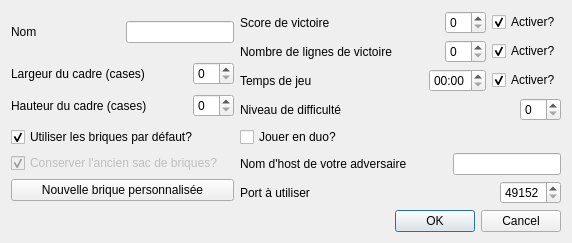
First picture: the form in view/configdialog.ui, repository g-jouret/projetTetris, before the edit.
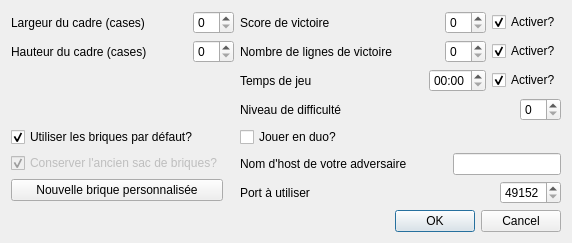
Second picture: the form after the edit.

The edit to the form file:
```diff
--- a/view/configdialog.ui
+++ b/view/configdialog.ui
@@ -6,41 +6,72 @@
    <rect>
     <x>0</x>
     <y>0</y>
-    <width>542</width>
-    <height>244</height>
+    <width>544</width>
+    <height>253</height>
    </rect>
   </property>
   <property name="windowTitle">
    <string>Configuration de la partie</string>
   </property>
-  <layout class="QGridLayout" name="gridLayout">
+  <layout class="QFormLayout" name="formLayout">
    <property name="sizeConstraint">
     <enum>QLayout::SetFixedSize</enum>
    </property>
    <item row="0" column="0">
-    <layout class="QHBoxLayout" name="horizontalLayout">
+    <layout class="QVBoxLayout" name="verticalLayout_2">
      <item>
-      <widget class="QLabel" name="lbName">
-       <property name="text">
-        <string>Nom</string>
-       </property>
-      </widget>
+      <layout class="QHBoxLayout" name="horizontalLayout_3">
+       <item>
+        <widget class="QLabel" name="lbWidth">
+         <property name="text">
+          <string>Largeur du cadre (cases)</string>
+         </property>
+        </widget>
+       </item>
+       <item>
+        <spacer name="horizontalSpacer_3">
+         <property name="orientation">
+          <enum>Qt::Horizontal</enum>
+         </property>
+         <property name="sizeHint" stdset="0">
+          <size>
+           <width>40</width>
+           <height>20</height>
+          </size>
+         </property>
+        </spacer>
+       </item>
+       <item>
+        <widget class="QSpinBox" name="sbWidth"/>
+       </item>
+      </layout>
      </item>
      <item>
-      <spacer name="horizontalSpacer">
-       <property name="orientation">
-        <enum>Qt::Horizontal</enum>
-       </property>
-       <property name="sizeHint" stdset="0">
-        <size>
-         <width>40</width>
-         <height>20</height>
-        </size>
-       </property>
-      </spacer>
-     </item>
-     <item>
-      <widget class="QLineEdit" name="leName"/>
+      <layout class="QHBoxLayout" name="horizontalLayout_2">
+       <item>
+        <widget class="QLabel" name="lbHeight">
+         <property name="text">
+          <string>Hauteur du cadre (cases)</string>
+         </property>
+        </widget>
+       </item>
+       <item>
+        <spacer name="horizontalSpacer_2">
+         <property name="orientation">
+          <enum>Qt::Horizontal</enum>
+         </property>
+         <property name="sizeHint" stdset="0">
+          <size>
+           <width>40</width>
+           <height>20</height>
+          </size>
+         </property>
+        </spacer>
+       </item>
+       <item>
+        <widget class="QSpinBox" name="sbHeight"/>
+       </item>
+      </layout>
      </item>
     </layout>
    </item>
@@ -191,64 +222,6 @@
     </layout>
    </item>
    <item row="1" column="0">
-    <layout class="QVBoxLayout" name="verticalLayout_2">
-     <item>
-      <layout class="QHBoxLayout" name="horizontalLayout_3">
-       <item>
-        <widget class="QLabel" name="lbWidth">
-         <property name="text">
-          <string>Largeur du cadre (cases)</string>
-         </property>
-        </widget>
-       </item>
-       <item>
-        <spacer name="horizontalSpacer_3">
-         <property name="orientation">
-          <enum>Qt::Horizontal</enum>
-         </property>
-         <property name="sizeHint" stdset="0">
-          <size>
-           <width>40</width>
-           <height>20</height>
-          </size>
-         </property>
-        </spacer>
-       </item>
-       <item>
-        <widget class="QSpinBox" name="sbWidth"/>
-       </item>
-      </layout>
-     </item>
-     <item>
-      <layout class="QHBoxLayout" name="horizontalLayout_2">
-       <item>
-        <widget class="QLabel" name="lbHeight">
-         <property name="text">
-          <string>Hauteur du cadre (cases)</string>
-         </property>
-        </widget>
-       </item>
-       <item>
-        <spacer name="horizontalSpacer_2">
-         <property name="orientation">
-          <enum>Qt::Horizontal</enum>
-         </property>
-         <property name="sizeHint" stdset="0">
-          <size>
-           <width>40</width>
-           <height>20</height>
-          </size>
-         </property>
-        </spacer>
-       </item>
-       <item>
-        <widget class="QSpinBox" name="sbHeight"/>
-       </item>
-      </layout>
-     </item>
-    </layout>
-   </item>
-   <item row="2" column="0">
     <layout class="QVBoxLayout" name="verticalLayout_4">
      <item>
       <widget class="QCheckBox" name="defaultBrics">
@@ -285,17 +258,7 @@
      </item>
     </layout>
    </item>
-   <item row="6" column="0" colspan="2">
-    <widget class="QDialogButtonBox" name="buttonBox">
-     <property name="orientation">
-      <enum>Qt::Horizontal</enum>
-     </property>
-     <property name="standardButtons">
-      <set>QDialogButtonBox::Cancel|QDialogButtonBox::Ok</set>
-     </property>
-    </widget>
-   </item>
-   <item row="2" column="1">
+   <item row="1" column="1">
     <layout class="QVBoxLayout" name="verticalLayout">
      <item>
       <widget class="QCheckBox" name="playDuo">
@@ -370,6 +333,16 @@
      </item>
     </layout>
    </item>
+   <item row="2" column="1">
+    <widget class="QDialogButtonBox" name="buttonBox">
+     <property name="orientation">
+      <enum>Qt::Horizontal</enum>
+     </property>
+     <property name="standardButtons">
+      <set>QDialogButtonBox::Cancel|QDialogButtonBox::Ok</set>
+     </property>
+    </widget>
+   </item>
   </layout>
  </widget>
  <resources/>
```
Left out of the diff: 2 changed lines with no effect on the pictures.
